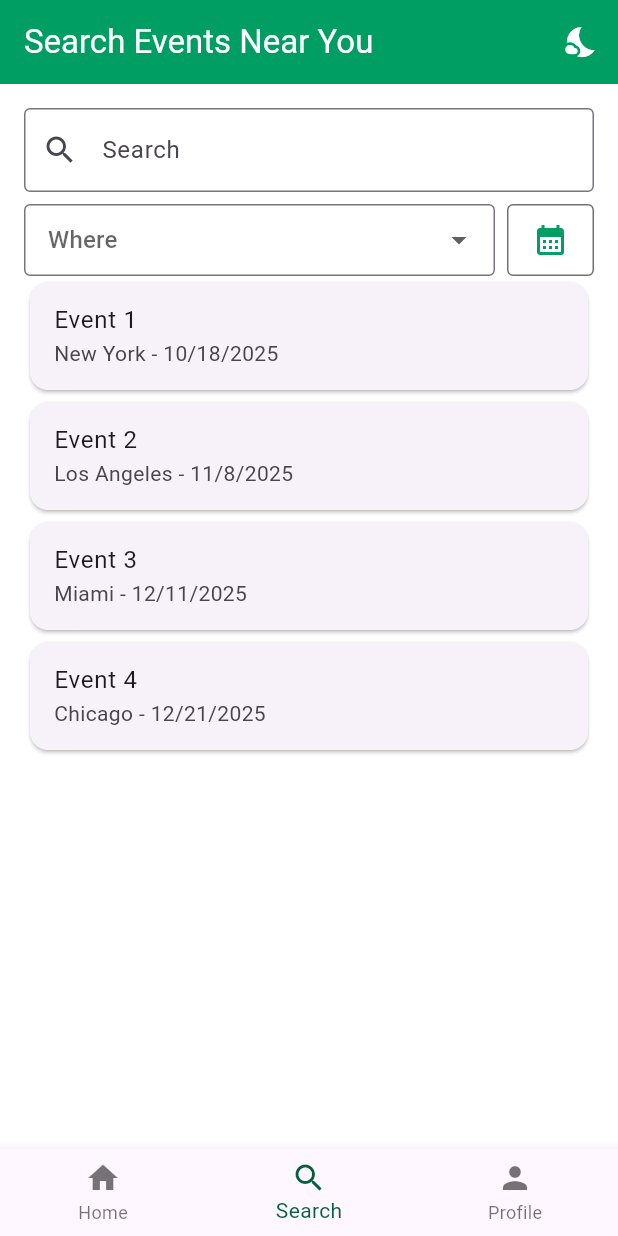
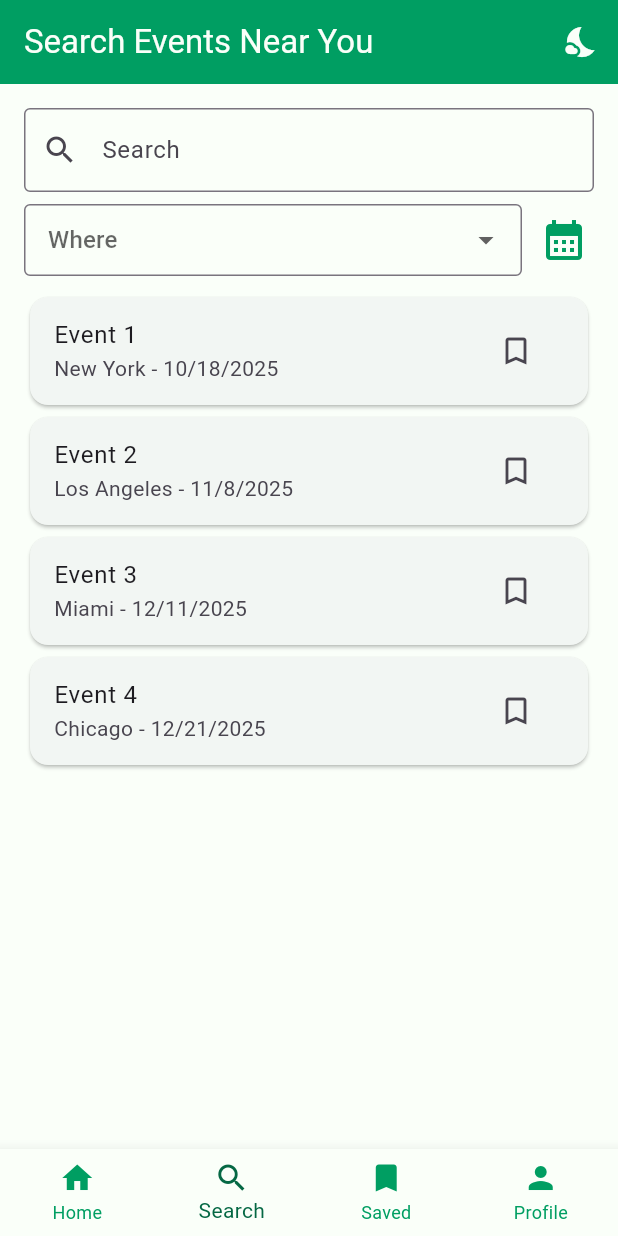
Before and after one commit to ggiacobbe2/events_finder_app, a Flutter app: the screen it shows after launch, item 2 of the bottom bar chosen, on a phone screen of 412 x 824 dp. Run offline on Flutter 3.47's test engine with Material 3 defaults, Android fonts, the phone set to English and light mode, and no system bars.

Commit message:
cleaned up colors and defined themes

```diff
--- a/lib/main.dart
+++ b/lib/main.dart
@@ -1,5 +1,6 @@
 import 'package:flutter/material.dart';
 import 'search.dart';
+import 'saved_events.dart';
 import 'profile.dart';
 
 void main() {
@@ -14,42 +15,58 @@ class MyApp extends StatefulWidget {
 class _MyAppState extends State<MyApp> {
   bool isDarkMode = false;
 
-  final Color lightPrimaryColor = const Color.fromARGB(255, 0, 158, 98);
-  final Color darkPrimaryColor = const Color.fromARGB(255, 16, 176, 115);
+  final Color lightPrimaryColor = const Color(0xFF009E62);
+  final Color darkPrimaryColor = const Color(0xFF10B073);
+  final Color lightBackgroundColor = const Color(0xFFFAFFF9);
+  final Color darkBackgroundColor = Colors.black;
+  final Color lightCardColor = const Color(0xFFF2F6F3);
+  final Color darkCardColor = const Color(0xFF1E1E1E);
+  final Color lightTextColor = const Color(0xFFFAFFF9);
 
   @override
   Widget build(BuildContext context) {
-    final ThemeData lightTheme = ThemeData(
+    ThemeData _buildLightTheme() => ThemeData(
       brightness: Brightness.light,
       primaryColor: lightPrimaryColor,
+      scaffoldBackgroundColor: lightBackgroundColor,
+      cardColor: lightCardColor,
       appBarTheme: AppBarTheme(
         backgroundColor: lightPrimaryColor,
-        foregroundColor: Colors.white,
+        foregroundColor: lightTextColor,
       ),
-      scaffoldBackgroundColor: Colors.white,
-      cardColor: lightPrimaryColor,
-      textTheme: TextTheme(
-        bodyMedium: TextStyle(color: lightPrimaryColor),
+      bottomNavigationBarTheme: BottomNavigationBarThemeData(
+        type: BottomNavigationBarType.fixed,
+        backgroundColor: lightBackgroundColor,
+        unselectedItemColor: lightPrimaryColor,
+      ),
+      textTheme: const TextTheme(
+        bodyMedium: TextStyle(color: Colors.black),
       ),
     );
 
-    final ThemeData darkTheme = ThemeData(
+    ThemeData _buildDarkTheme() => ThemeData(
       brightness: Brightness.dark,
       primaryColor: darkPrimaryColor,
+      scaffoldBackgroundColor: darkBackgroundColor,
+      cardColor: darkCardColor,
       appBarTheme: AppBarTheme(
         backgroundColor: darkPrimaryColor,
         foregroundColor: Colors.white,
       ),
-      scaffoldBackgroundColor: Colors.black,
-      cardColor: darkPrimaryColor,
-      textTheme: TextTheme(
+      bottomNavigationBarTheme: BottomNavigationBarThemeData(
+        type: BottomNavigationBarType.fixed,
+        backgroundColor: darkBackgroundColor,
+        selectedItemColor: darkPrimaryColor,
+        unselectedItemColor: Colors.white70,
+      ),
+      textTheme: const TextTheme(
         bodyMedium: TextStyle(color: Colors.white),
       ),
     );
 
     return MaterialApp(
-      theme: lightTheme,
-      darkTheme: darkTheme,
+      theme: _buildLightTheme(),
+      darkTheme: _buildDarkTheme(),
       themeMode: isDarkMode ? ThemeMode.dark : ThemeMode.light,
       debugShowCheckedModeBanner: false,
       home: EventsHomePage(
@@ -143,8 +160,8 @@ class _EventsHomePageState extends State<EventsHomePage> {
               children: [
                 Text(
                   title,
-                  style: const TextStyle(
-                    color: Colors.white,
+                  style: TextStyle(
+                    color: Theme.of(context).appBarTheme.foregroundColor,
                     fontSize: 18,
                     fontWeight: FontWeight.bold,
                   ),
@@ -152,8 +169,8 @@ class _EventsHomePageState extends State<EventsHomePage> {
                 const SizedBox(height: 4),
                 Text(
                   date,
-                  style: const TextStyle(
-                    color: Colors.white70,
+                  style: TextStyle(
+                    color: Theme.of(context).appBarTheme.foregroundColor,
                     fontSize: 14,
                   ),
                 ),
@@ -230,6 +247,7 @@ class _EventsHomePageState extends State<EventsHomePage> {
                           );
                         },
                         child: Card(
+                          color: Theme.of(context).cardColor,
                           child: Center(
                             child: Icon(
                               categoryIcons[categories.indexOf(category)],
@@ -245,7 +263,8 @@ class _EventsHomePageState extends State<EventsHomePage> {
                   Text(
                     category,
                     textAlign: TextAlign.center,
-                    style: const TextStyle(
+                    style: TextStyle(
+                      color: Theme.of(context).primaryColor,
                       fontSize: 12,
                       fontWeight: FontWeight.bold,
                     ),
@@ -264,12 +283,14 @@ class _EventsHomePageState extends State<EventsHomePage> {
     final List<Widget> pages = [
       _buildHomePage(),
       SearchPage(isDarkMode: widget.isDarkMode, toggleTheme: widget.toggleTheme),
+      SavedEventsPage(isDarkMode: widget.isDarkMode, toggleTheme: widget.toggleTheme),
       ProfilePage(isDarkMode: widget.isDarkMode, toggleTheme: widget.toggleTheme),
     ];
 
     return Scaffold(
       body: pages[_selectedIndex],
       bottomNavigationBar: BottomNavigationBar(
+        type: BottomNavigationBarType.fixed,
         items: const <BottomNavigationBarItem>[
           BottomNavigationBarItem(
             icon: Icon(Icons.home),
@@ -280,12 +301,17 @@ class _EventsHomePageState extends State<EventsHomePage> {
             label: 'Search',
           ),
           BottomNavigationBarItem(
+            icon: Icon(Icons.bookmark),
+            label: 'Saved',
+          ),
+          BottomNavigationBarItem(
             icon: Icon(Icons.person),
             label: 'Profile',
           ),
         ],
         currentIndex: _selectedIndex,
-        selectedItemColor: const Color.fromARGB(255, 5, 95, 60),
+        selectedItemColor: const Color.fromARGB(255, 5, 104, 68),
+        unselectedItemColor: Theme.of(context).primaryColor,
         onTap: _onItemTapped,
       ),
     );
--- /dev/null
+++ b/lib/saved_events.dart
@@ -0,0 +1,34 @@
+import 'package:flutter/material.dart';
+
+class SavedEventsPage extends StatefulWidget {
+  final bool isDarkMode;
+  final VoidCallback toggleTheme;
+
+  const SavedEventsPage({Key? key, required this.isDarkMode, required this.toggleTheme}) : super(key: key);
+
+  @override
+  _SavedEventsPageState createState() => _SavedEventsPageState();
+}
+
+class _SavedEventsPageState extends State<SavedEventsPage> {
+  @override
+  Widget build(BuildContext context) {
+    return Scaffold(
+      appBar: AppBar(
+        title: const Text('Your Saved Events'),
+        actions: [
+          IconButton(
+            icon: Icon(widget.isDarkMode ? Icons.wb_sunny : Icons.nights_stay),
+            onPressed: widget.toggleTheme,
+          ),
+        ],
+      ),
+      body: Center(
+        child: Text(
+          'Saved Events Page Coming Soon',
+          style: Theme.of(context).textTheme.bodyMedium,
+        ),
+      ),
+    );
+  }
+}
--- a/lib/search.dart
+++ b/lib/search.dart
@@ -132,7 +132,7 @@ class _SearchPageState extends State<SearchPage> {
                   const SizedBox(width: 8),
 
                   SizedBox(
-                    width: 58,
+                    width: 40,
                     child: InkWell(
                       onTap: () async {
                         final picked = await showDateRangePicker(
@@ -151,11 +151,11 @@ class _SearchPageState extends State<SearchPage> {
                       child: Container(
                         decoration: BoxDecoration(
                           borderRadius: BorderRadius.circular(4.0),
-                          border: Border.all(color: const Color.fromARGB(255, 113, 113, 113)),
                         ),
                         child: Icon(
                           Icons.calendar_month,
                           color: Theme.of(context).primaryColor,
+                          size: 32,
                         ),
                       ),
                     ),
@@ -164,7 +164,7 @@ class _SearchPageState extends State<SearchPage> {
               ),
             ),
 
-            const SizedBox(width: 16),
+            const SizedBox(height: 10),
 
             Expanded(
               child: filteredEvents.isEmpty
@@ -174,9 +174,16 @@ class _SearchPageState extends State<SearchPage> {
                       itemBuilder: (context, index) {
                         final event = filteredEvents[index];
                         return Card(
+                          color: Theme.of(context).cardColor,
                           child: ListTile(
                             title: Text(event['title']),
                             subtitle: Text('${event['location']} - ${event['date'].month}/${event['date'].day}/${event['date'].year}'),
+                            trailing: IconButton(
+                              icon: const Icon(Icons.bookmark_border),
+                              onPressed: () {
+                                // need to add saving functionality
+                              },
+                            ),
                           ),
                         );
                       },
```
